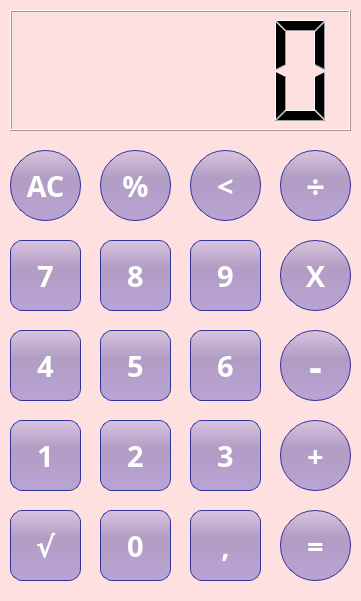
Qt form calculadora.ui (ilopjim13/ejercicioCalculadora) before a commit.
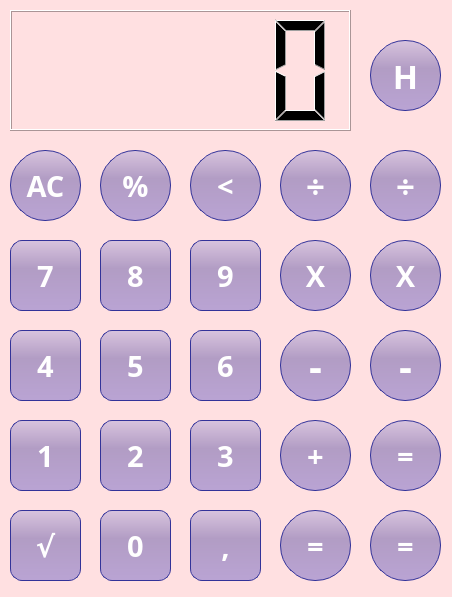
The same form after that commit.

Commit message: seguir en casa ya se como funcionan los botones

```diff
--- a/calculadora.ui
+++ b/calculadora.ui
@@ -6,8 +6,8 @@
    <rect>
     <x>0</x>
     <y>0</y>
-    <width>361</width>
-    <height>601</height>
+    <width>452</width>
+    <height>597</height>
    </rect>
   </property>
   <property name="windowTitle">
@@ -763,6 +763,232 @@
      <string>√</string>
     </property>
    </widget>
+   <widget class="QTableWidget" name="Ta_Historial">
+    <property name="geometry">
+     <rect>
+      <x>470</x>
+      <y>10</y>
+      <width>256</width>
+      <height>561</height>
+     </rect>
+    </property>
+   </widget>
+   <widget class="QPushButton" name="igual_2">
+    <property name="geometry">
+     <rect>
+      <x>370</x>
+      <y>510</y>
+      <width>71</width>
+      <height>71</height>
+     </rect>
+    </property>
+    <property name="font">
+     <font>
+      <family>Vrinda</family>
+      <pointsize>22</pointsize>
+      <italic>false</italic>
+      <bold>true</bold>
+     </font>
+    </property>
+    <property name="styleSheet">
+     <string notr="true">QPushButton {
+color: white;
+background-color: QLinearGradient(spread:pad x1: 0, y1: 0, x2: 0, y2: 1, stop: 0.0 rgba(156,152,215,100), stop: 0.4 rgba(58,52,151,100), stop: 1.0 rgba(78,70,190,100));
+border-width: 1px;
+border-color: #339;
+border-style: solid;
+border-radius: 35;
+padding: 3px;
+padding-left: 5px;
+padding-right: 5px;
+font:bold;
+font-family:Vrinda;
+}</string>
+    </property>
+    <property name="text">
+     <string>=</string>
+    </property>
+   </widget>
+   <widget class="QPushButton" name="igual_3">
+    <property name="geometry">
+     <rect>
+      <x>370</x>
+      <y>420</y>
+      <width>71</width>
+      <height>71</height>
+     </rect>
+    </property>
+    <property name="font">
+     <font>
+      <family>Vrinda</family>
+      <pointsize>22</pointsize>
+      <italic>false</italic>
+      <bold>true</bold>
+     </font>
+    </property>
+    <property name="styleSheet">
+     <string notr="true">QPushButton {
+color: white;
+background-color: QLinearGradient(spread:pad x1: 0, y1: 0, x2: 0, y2: 1, stop: 0.0 rgba(156,152,215,100), stop: 0.4 rgba(58,52,151,100), stop: 1.0 rgba(78,70,190,100));
+border-width: 1px;
+border-color: #339;
+border-style: solid;
+border-radius: 35;
+padding: 3px;
+padding-left: 5px;
+padding-right: 5px;
+font:bold;
+font-family:Vrinda;
+}</string>
+    </property>
+    <property name="text">
+     <string>=</string>
+    </property>
+   </widget>
+   <widget class="QPushButton" name="restar_2">
+    <property name="geometry">
+     <rect>
+      <x>370</x>
+      <y>330</y>
+      <width>71</width>
+      <height>71</height>
+     </rect>
+    </property>
+    <property name="font">
+     <font>
+      <family>Vrinda</family>
+      <pointsize>30</pointsize>
+      <italic>false</italic>
+      <bold>true</bold>
+     </font>
+    </property>
+    <property name="styleSheet">
+     <string notr="true">QPushButton {
+color: white;
+background-color: QLinearGradient(spread:pad x1: 0, y1: 0, x2: 0, y2: 1, stop: 0.0 rgba(156,152,215,100), stop: 0.4 rgba(58,52,151,100), stop: 1.0 rgba(78,70,190,100));
+border-width: 1px;
+border-color: #339;
+border-style: solid;
+border-radius:35;
+padding: 3px;
+padding-left: 5px;
+padding-right: 5px;
+font:bold;
+font-family:Vrinda;
+}</string>
+    </property>
+    <property name="text">
+     <string>-</string>
+    </property>
+   </widget>
+   <widget class="QPushButton" name="dividir_2">
+    <property name="geometry">
+     <rect>
+      <x>370</x>
+      <y>150</y>
+      <width>71</width>
+      <height>71</height>
+     </rect>
+    </property>
+    <property name="font">
+     <font>
+      <family>Vrinda</family>
+      <pointsize>25</pointsize>
+      <italic>false</italic>
+      <bold>true</bold>
+     </font>
+    </property>
+    <property name="styleSheet">
+     <string notr="true">QPushButton {
+color: white;
+background-color: QLinearGradient(spread:pad x1: 0, y1: 0, x2: 0, y2: 1, stop: 0.0 rgba(156,152,215,100), stop: 0.4 rgba(58,52,151,100), stop: 1.0 rgba(78,70,190,100));
+border-width: 1px;
+border-color: #339;
+border-style: solid;
+border-radius: 35;;
+padding: 3px;
+padding-left: 5px;
+padding-right: 5px;
+font:bold;
+font-family:Vrinda;
+}</string>
+    </property>
+    <property name="text">
+     <string>÷</string>
+    </property>
+   </widget>
+   <widget class="QPushButton" name="multi_2">
+    <property name="geometry">
+     <rect>
+      <x>370</x>
+      <y>240</y>
+      <width>71</width>
+      <height>71</height>
+     </rect>
+    </property>
+    <property name="font">
+     <font>
+      <family>Vrinda</family>
+      <pointsize>22</pointsize>
+      <italic>false</italic>
+      <bold>true</bold>
+     </font>
+    </property>
+    <property name="styleSheet">
+     <string notr="true">QPushButton {
+color: white;
+background-color: QLinearGradient(spread:pad x1: 0, y1: 0, x2: 0, y2: 1, stop: 0.0 rgba(156,152,215,100), stop: 0.4 rgba(58,52,151,100), stop: 1.0 rgba(78,70,190,100));
+border-width: 1px;
+border-color: #339;
+border-style: solid;
+border-radius: 35;
+padding: 3px;
+padding-left: 5px;
+padding-right: 5px;
+font:bold;
+font-family:Vrinda;
+}</string>
+    </property>
+    <property name="text">
+     <string>X</string>
+    </property>
+   </widget>
+   <widget class="QPushButton" name="dividir_3">
+    <property name="geometry">
+     <rect>
+      <x>370</x>
+      <y>40</y>
+      <width>71</width>
+      <height>71</height>
+     </rect>
+    </property>
+    <property name="font">
+     <font>
+      <family>Vrinda</family>
+      <pointsize>25</pointsize>
+      <italic>false</italic>
+      <bold>true</bold>
+     </font>
+    </property>
+    <property name="styleSheet">
+     <string notr="true">QPushButton {
+color: white;
+background-color: QLinearGradient(spread:pad x1: 0, y1: 0, x2: 0, y2: 1, stop: 0.0 rgba(156,152,215,100), stop: 0.4 rgba(58,52,151,100), stop: 1.0 rgba(78,70,190,100));
+border-width: 1px;
+border-color: #339;
+border-style: solid;
+border-radius: 35;;
+padding: 3px;
+padding-left: 5px;
+padding-right: 5px;
+font:bold;
+font-family:Vrinda;
+}</string>
+    </property>
+    <property name="text">
+     <string>H</string>
+    </property>
+   </widget>
   </widget>
  </widget>
  <resources/>
```
Left out of the diff: 22 changed lines with no effect on the pictures. The commit also changes 2 other files.
